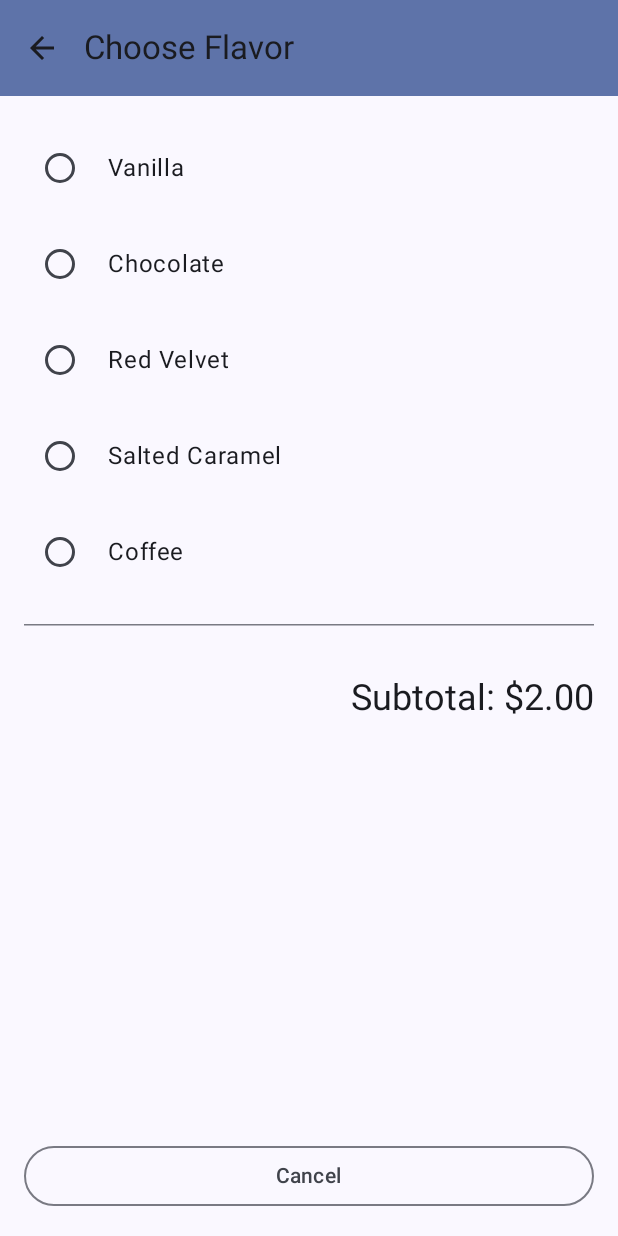
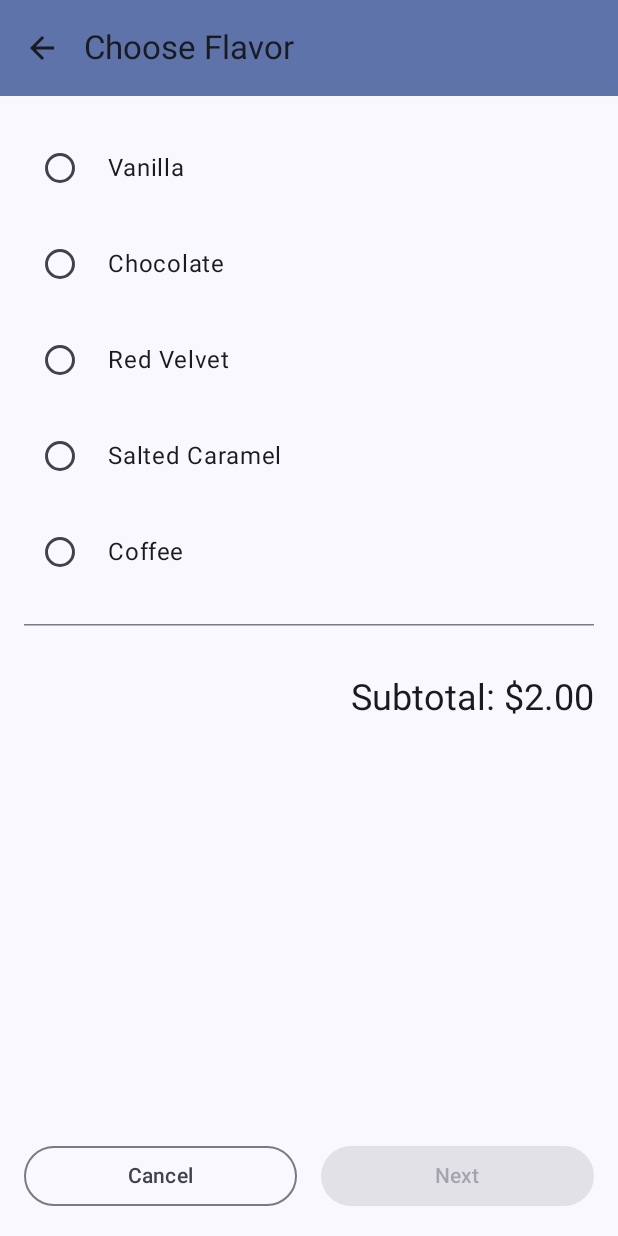
Before and after one commit to 3X0DUS-07/CupcakeApp, an Android app built with Jetpack Compose: the screen it shows after launch (MainActivity), after a tap on "One Cupcake", on a phone screen of 412 x 824 dp. Run offline under Robolectric (Android 15) with nearby library versions, the phone set to English and light mode, and no system bars.

Commit message:
screen de selección de fecha de retiro.

```diff
--- a/app/src/main/java/com/example/cupcakeapp1/CupcakeScreen.kt
+++ b/app/src/main/java/com/example/cupcakeapp1/CupcakeScreen.kt
@@ -33,7 +33,9 @@ import com.example.cupcakeapp1.ui.SelectOptionScreen
 
 enum class CupcakeScreen(val title: String) {
     Start(title = "Cupcake App"),
-    Flavor(title = "Choose Flavor")
+    Flavor(title = "Choose Flavor"),
+    Pickup(title = "Choose Pickup Date"),
+    Summary(title = "Order Summary")
 }
 
 @OptIn(ExperimentalMaterial3Api::class)
@@ -115,11 +117,33 @@ fun CupcakeApp(
                     onSelectionChanged = { flavor ->
                         viewModel.setFlavor(flavor)
                     },
+                    onNextButtonClicked = {
+                        navController.navigate(CupcakeScreen.Pickup.name)
+                    },
                     onCancelButtonClicked = {
                         cancelOrderAndNavigateToStart(viewModel, navController)
                     },
                     modifier = Modifier.fillMaxSize()
                 )
+            }
+
+            composable(route = CupcakeScreen.Pickup.name) {
+                SelectOptionScreen(
+                    subtotal = uiState.price,
+                    options = listOf("Today", "Tomorrow", "Next Week"),
+                    onSelectionChanged = { /* TODO */ },
+                    onNextButtonClicked = {
+                        navController.navigate(CupcakeScreen.Summary.name)
+                    },
+                    onCancelButtonClicked = {
+                        cancelOrderAndNavigateToStart(viewModel, navController)
+                    },
+                    modifier = Modifier.fillMaxSize()
+                )
+            }
+
+            composable(route = CupcakeScreen.Summary.name) {
+                // TODO: Implementar pantalla de resumen
             }
         }
     }
--- a/app/src/main/java/com/example/cupcakeapp1/ui/OrderViewModel.kt
+++ b/app/src/main/java/com/example/cupcakeapp1/ui/OrderViewModel.kt
@@ -12,6 +12,7 @@ private const val PRICE_PER_CUPCAKE = 2.00
 data class OrderUiState(
     val quantity: Int = 0,
     val flavor: String = "",
+    val pickupDate: String = "",
     val price: String = ""
 )
 
--- a/app/src/main/java/com/example/cupcakeapp1/ui/SelectOptionScreen.kt
+++ b/app/src/main/java/com/example/cupcakeapp1/ui/SelectOptionScreen.kt
@@ -6,6 +6,7 @@ import androidx.compose.foundation.layout.Row
 import androidx.compose.foundation.layout.fillMaxWidth
 import androidx.compose.foundation.layout.padding
 import androidx.compose.foundation.selection.selectable
+import androidx.compose.material3.Button
 import androidx.compose.material3.HorizontalDivider
 import androidx.compose.material3.MaterialTheme
 import androidx.compose.material3.OutlinedButton
@@ -31,6 +32,7 @@ fun SelectOptionScreen(
     options: List<String>,
     onSelectionChanged: (String) -> Unit = {},
     onCancelButtonClicked: () -> Unit = {},
+    onNextButtonClicked: () -> Unit = {},
     modifier: Modifier = Modifier
 ) {
     var selectedValue by rememberSaveable { mutableStateOf("") }
@@ -78,7 +80,6 @@ fun SelectOptionScreen(
                     bottom = dimensionResource(R.dimen.padding_medium)
                 )
             )
-
             Text(
                 text = stringResource(R.string.subtotal_price, subtotal),
                 modifier = Modifier
@@ -95,13 +96,22 @@ fun SelectOptionScreen(
             modifier = Modifier
                 .fillMaxWidth()
                 .padding(dimensionResource(R.dimen.padding_medium)),
-            horizontalArrangement = Arrangement.Center
+            horizontalArrangement = Arrangement.spacedBy(
+                dimensionResource(R.dimen.padding_medium)
+            )
         ) {
             OutlinedButton(
-                modifier = Modifier.fillMaxWidth(),
+                modifier = Modifier.weight(1f),
                 onClick = onCancelButtonClicked
             ) {
                 Text(stringResource(R.string.cancel))
+            }
+            Button(
+                modifier = Modifier.weight(1f),
+                enabled = selectedValue.isNotEmpty(),
+                onClick = onNextButtonClicked
+            ) {
+                Text(stringResource(R.string.next))
             }
         }
     }
@@ -113,7 +123,7 @@ fun SelectOptionPreview() {
     CupcakeApp1Theme {
         SelectOptionScreen(
             subtotal = "$3.00",
-            options = listOf("Vanilla", "Chocolate", "Red Velvet", "Coffee"),
+            options = listOf("Option 1", "Option 2", "Option 3", "Option 4"),
             modifier = Modifier.fillMaxWidth()
         )
     }
```
